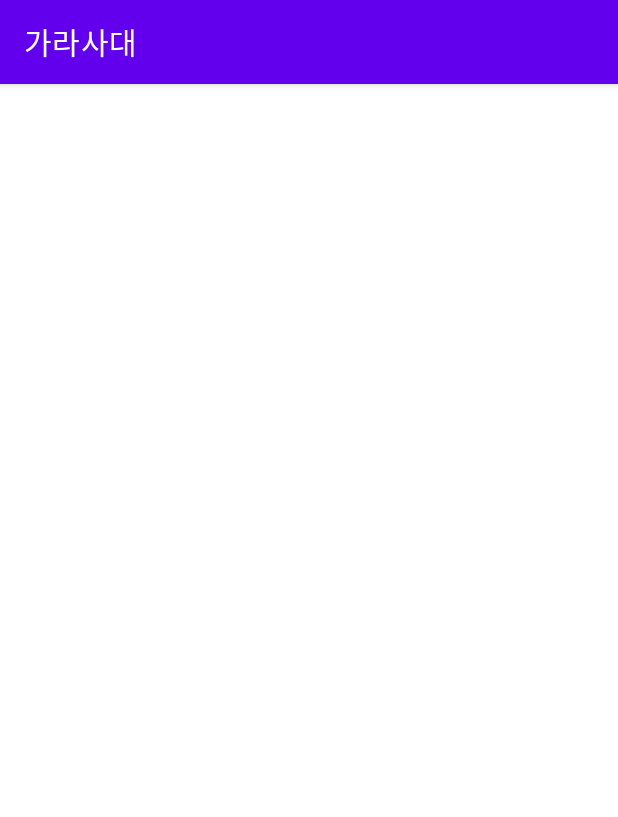
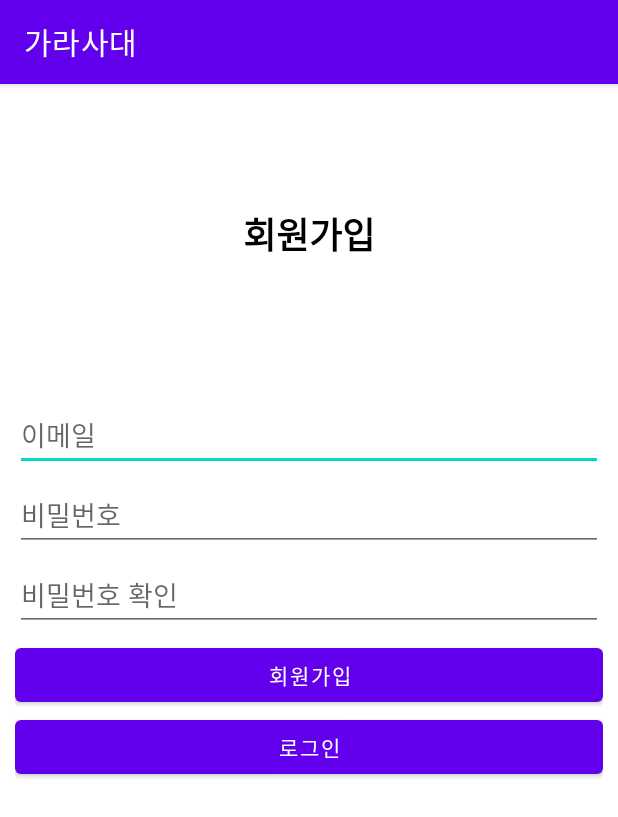
Before and after one commit to YuJIhyeon/SWHack2021, an Android app: the SignUpActivity screen opened directly, with no data from a screen before it, on a phone screen of 412 x 824 dp. Shown: the top 817 px of the screen. Run offline under Robolectric (Android 15) with nearby library versions, the phone set to English and light mode, and no system bars.

Commit message:
main Activity fragment, recyclerview add

```diff
--- a/front/MyApplication/app/build.gradle
+++ b/front/MyApplication/app/build.gradle
@@ -33,6 +33,7 @@ dependencies {
     implementation 'androidx.appcompat:appcompat:1.2.0'
     implementation 'com.google.android.material:material:1.2.1'
     implementation 'androidx.constraintlayout:constraintlayout:2.0.4'
+    implementation 'androidx.recyclerview:recyclerview:1.1.0'
     testImplementation 'junit:junit:4.+'
     androidTestImplementation 'androidx.test.ext:junit:1.1.2'
     androidTestImplementation 'androidx.test.espresso:espresso-core:3.3.0'
--- a/front/MyApplication/app/src/main/res/layout/activity_main.xml
+++ b/front/MyApplication/app/src/main/res/layout/activity_main.xml
@@ -24,7 +24,6 @@
         app:layout_constraintBottom_toTopOf="@+id/bottomNavi"
         app:layout_constraintEnd_toEndOf="parent"
         app:layout_constraintStart_toStartOf="parent">
-
     </FrameLayout>
 
 
--- a/front/MyApplication/app/src/main/res/layout/activity_sign_up.xml
+++ b/front/MyApplication/app/src/main/res/layout/activity_sign_up.xml
@@ -1,9 +1,71 @@
 <?xml version="1.0" encoding="utf-8"?>
-<androidx.constraintlayout.widget.ConstraintLayout xmlns:android="http://schemas.android.com/apk/res/android"
-    xmlns:app="http://schemas.android.com/apk/res-auto"
-    xmlns:tools="http://schemas.android.com/tools"
+<LinearLayout xmlns:android="http://schemas.android.com/apk/res/android"
     android:layout_width="match_parent"
     android:layout_height="match_parent"
-    tools:context=".SignUpActivity">
+    android:orientation="vertical">
 
-</androidx.constraintlayout.widget.ConstraintLayout>
+    <LinearLayout
+        android:layout_width="match_parent"
+        android:layout_height="wrap_content"
+        android:orientation="vertical"
+        android:layout_below="@+id/toolbar">
+
+        <TextView
+            android:id="@+id/textView"
+            android:layout_width="match_parent"
+            android:layout_height="200dp"
+            android:gravity="center"
+            android:text="회원가입"
+            android:textColor="#000000"
+            android:textSize="24sp"
+            android:textStyle="bold" />
+
+        <LinearLayout
+            android:layout_width="match_parent"
+            android:layout_height="match_parent"
+            android:orientation="vertical"
+            android:padding="10dp">
+
+            <EditText
+                android:id="@+id/emailEditText"
+                android:layout_width="match_parent"
+                android:layout_height="wrap_content"
+                android:layout_marginBottom="5dp"
+                android:ems="10"
+                android:hint="이메일"
+                android:inputType="textEmailAddress" />
+
+            <EditText
+                android:id="@+id/passwordEditText"
+                android:layout_width="match_parent"
+                android:layout_height="wrap_content"
+                android:layout_marginBottom="5dp"
+                android:ems="10"
+                android:hint="비밀번호"
+                android:inputType="textPassword" />
+
+            <EditText
+                android:id="@+id/passwordCheckEditText"
+                android:layout_width="match_parent"
+                android:layout_height="wrap_content"
+                android:layout_marginBottom="5dp"
+                android:ems="10"
+                android:hint="비밀번호 확인"
+                android:inputType="textPassword" />
+
+            <Button
+                android:id="@+id/signUpButton"
+                android:layout_width="match_parent"
+                android:layout_height="wrap_content"
+                android:text="회원가입" />
+
+            <Button
+                android:id="@+id/checkButton"
+                android:layout_width="match_parent"
+                android:layout_height="wrap_content"
+                android:text="로그인" />
+
+        </LinearLayout>
+
+    </LinearLayout>
+</LinearLayout>
```
Also changed, not shown: front/MyApplication/app/src/main/java/com/hack/sw_hack/Frag1.java (+47 -1 lines), front/MyApplication/app/src/main/java/com/hack/sw_hack/MovieAdapter.java (added, +67 -0 lines), front/MyApplication/app/src/main/java/com/hack/sw_hack/MovieItem.java (added, +28 -0 lines), front/MyApplication/app/src/main/res/drawable/ic_baseline_arrow_forward_ios_24.xml (added, +11 -0 lines), front/MyApplication/app/src/main/res/layout/frag1.xml (+37 -6 lines), front/MyApplication/app/src/main/res/layout/movie_item.xml (added, +20 -0 lines).
